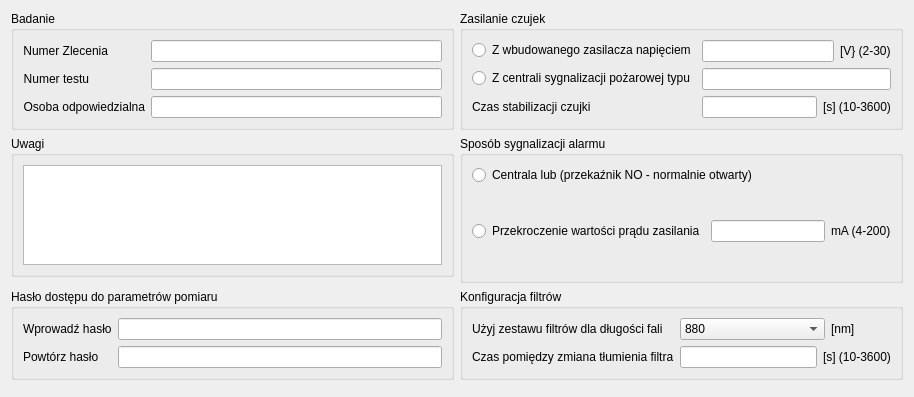
Old version of the form CzujkiLinioweApp/parametrybadania1.ui in the repository wiacekmarcin/CzujkiLiniowe.
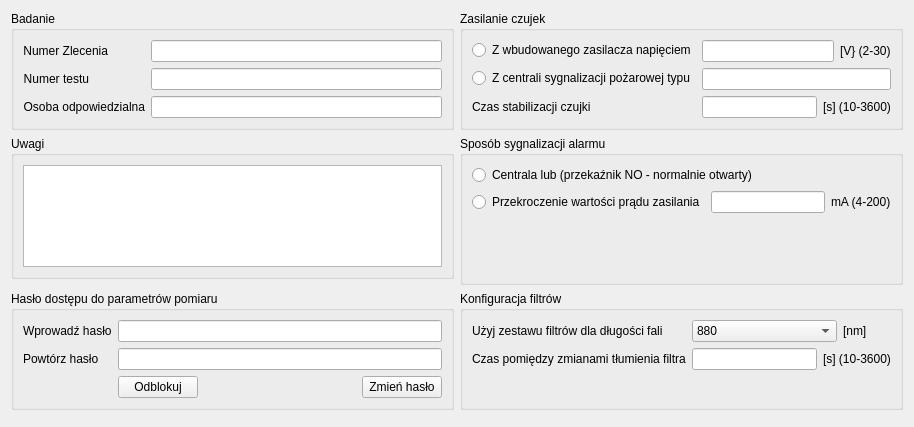
New version of the form.

Patch:
```diff
--- a/CzujkiLinioweApp/parametrybadania1.ui
+++ b/CzujkiLinioweApp/parametrybadania1.ui
@@ -7,7 +7,7 @@
     <x>0</x>
     <y>0</y>
     <width>914</width>
-    <height>397</height>
+    <height>427</height>
    </rect>
   </property>
   <property name="windowTitle">
@@ -40,6 +40,37 @@
       <item row="1" column="1">
        <widget class="QLineEdit" name="lineEdit_3"/>
       </item>
+      <item row="2" column="1">
+       <layout class="QHBoxLayout" name="horizontalLayout_7">
+        <item>
+         <widget class="QPushButton" name="pbOdblokuj">
+          <property name="text">
+           <string>Odblokuj</string>
+          </property>
+         </widget>
+        </item>
+        <item>
+         <spacer name="horizontalSpacer">
+          <property name="orientation">
+           <enum>Qt::Horizontal</enum>
+          </property>
+          <property name="sizeHint" stdset="0">
+           <size>
+            <width>40</width>
+            <height>20</height>
+           </size>
+          </property>
+         </spacer>
+        </item>
+        <item>
+         <widget class="QPushButton" name="pbZmienHaslo">
+          <property name="text">
+           <string>Zmień hasło</string>
+          </property>
+         </widget>
+        </item>
+       </layout>
+      </item>
      </layout>
     </widget>
    </item>
@@ -138,7 +169,7 @@
       <item row="1" column="0">
        <widget class="QLabel" name="label_2">
         <property name="text">
-         <string>Czas pomiędzy zmiana tłumienia filtra</string>
+         <string>Czas pomiędzy zmianami tłumienia filtra</string>
         </property>
        </widget>
       </item>
@@ -156,6 +187,19 @@
         </item>
        </layout>
       </item>
+      <item row="2" column="1">
+       <spacer name="verticalSpacer_2">
+        <property name="orientation">
+         <enum>Qt::Vertical</enum>
+        </property>
+        <property name="sizeHint" stdset="0">
+         <size>
+          <width>20</width>
+          <height>40</height>
+         </size>
+        </property>
+       </spacer>
+      </item>
      </layout>
     </widget>
    </item>
@@ -254,6 +298,19 @@
         </item>
        </layout>
       </item>
+      <item>
+       <spacer name="verticalSpacer">
+        <property name="orientation">
+         <enum>Qt::Vertical</enum>
+        </property>
+        <property name="sizeHint" stdset="0">
+         <size>
+          <width>20</width>
+          <height>40</height>
+         </size>
+        </property>
+       </spacer>
+      </item>
      </layout>
     </widget>
    </item>
```
Left out of the diff: 20 changed lines with no effect on the pictures.
